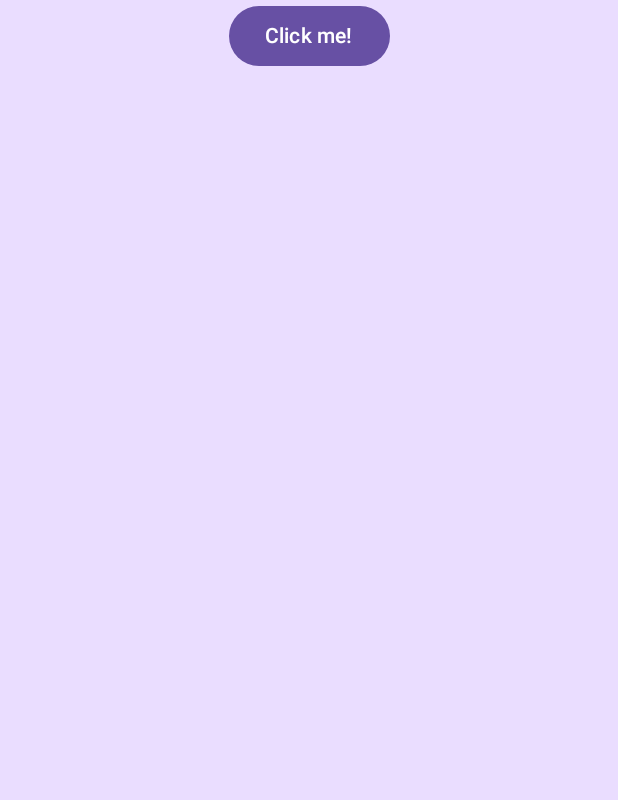
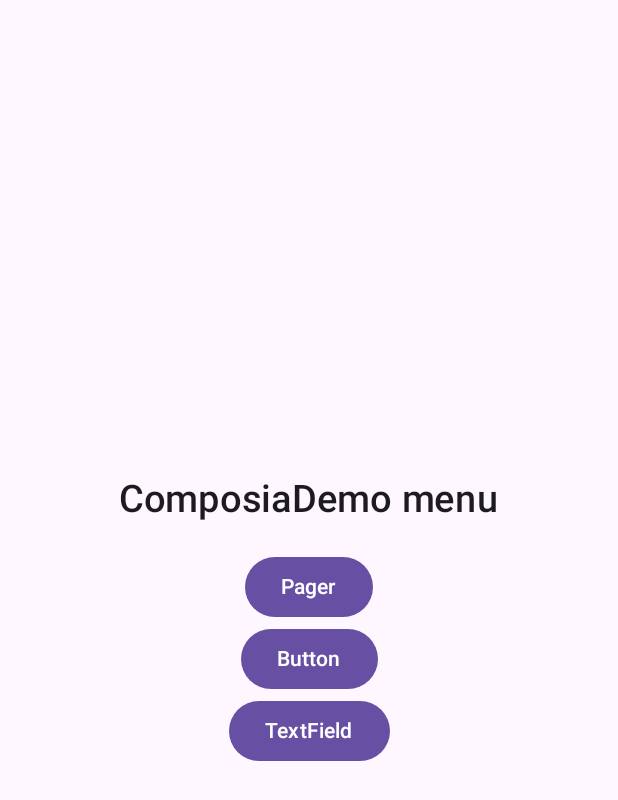
Before and after one commit to RavenZIP/Composia, an Android app built with Jetpack Compose: the @Preview function App, on a phone screen of 412 x 824 dp. Shown: the top 800 px of the screen. Run offline under Robolectric (Android 15) with nearby library versions, the phone set to English and light mode, and no system bars.

Commit message:
В демо добавлены меню проекта и экран с пейджерами

```diff
--- a/demo/src/androidMain/kotlin/io/ravenzip/composia/MainActivity.kt
+++ b/demo/src/androidMain/kotlin/io/ravenzip/composia/MainActivity.kt
@@ -9,8 +9,9 @@ import androidx.compose.ui.tooling.preview.Preview
 
 class MainActivity : ComponentActivity() {
     override fun onCreate(savedInstanceState: Bundle?) {
+        super.onCreate(savedInstanceState)
+
         enableEdgeToEdge()
-        super.onCreate(savedInstanceState)
 
         setContent { App() }
     }
--- a/demo/src/commonMain/kotlin/io/ravenzip/composia/App.kt
+++ b/demo/src/commonMain/kotlin/io/ravenzip/composia/App.kt
@@ -1,46 +1,22 @@
 package io.ravenzip.composia
 
-import androidx.compose.animation.AnimatedVisibility
-import androidx.compose.foundation.Image
-import androidx.compose.foundation.background
-import androidx.compose.foundation.layout.Column
 import androidx.compose.foundation.layout.fillMaxSize
-import androidx.compose.foundation.layout.fillMaxWidth
-import androidx.compose.foundation.layout.safeContentPadding
-import androidx.compose.material3.Button
 import androidx.compose.material3.MaterialTheme
-import androidx.compose.material3.Text
-import androidx.compose.runtime.*
-import androidx.compose.ui.Alignment
+import androidx.compose.material3.Scaffold
+import androidx.compose.runtime.Composable
 import androidx.compose.ui.Modifier
-import composia.demo.generated.resources.Res
-import composia.demo.generated.resources.compose_multiplatform
-import org.jetbrains.compose.resources.painterResource
+import androidx.navigation.compose.rememberNavController
+import io.ravenzip.composia.navigation.NavigationGraph
 import org.jetbrains.compose.ui.tooling.preview.Preview
 
 @Composable
 @Preview
 fun App() {
+    val navController = rememberNavController()
+
     MaterialTheme {
-        var showContent by remember { mutableStateOf(false) }
-        Column(
-            modifier =
-                Modifier.background(MaterialTheme.colorScheme.primaryContainer)
-                    .safeContentPadding()
-                    .fillMaxSize(),
-            horizontalAlignment = Alignment.CenterHorizontally,
-        ) {
-            Button(onClick = { showContent = !showContent }) { Text("Click me!") }
-            AnimatedVisibility(showContent) {
-                val greeting = remember { Greeting().greet() }
-                Column(
-                    modifier = Modifier.fillMaxWidth(),
-                    horizontalAlignment = Alignment.CenterHorizontally,
-                ) {
-                    Image(painterResource(Res.drawable.compose_multiplatform), null)
-                    Text("Compose: $greeting")
-                }
-            }
+        Scaffold(modifier = Modifier.fillMaxSize()) { innerPadding ->
+            NavigationGraph(navController, innerPadding)
         }
     }
 }
--- /dev/null
+++ b/demo/src/commonMain/kotlin/io/ravenzip/composia/navigation/NavigationGraph.kt
@@ -0,0 +1,37 @@
+package io.ravenzip.composia.navigation
+
+import androidx.compose.foundation.layout.PaddingValues
+import androidx.compose.runtime.Composable
+import androidx.navigation.NavHostController
+import androidx.navigation.compose.NavHost
+import androidx.navigation.compose.composable
+import io.ravenzip.composia.screen.MenuScreen
+import io.ravenzip.composia.screen.PagerScreen
+
+@Composable
+fun NavigationGraph(navController: NavHostController, padding: PaddingValues) {
+    NavHost(
+        navController = navController,
+        route = NavigationPath.ROOT,
+        startDestination = NavigationPath.MENU,
+    ) {
+        composable(route = NavigationPath.MENU) {
+            MenuScreen(
+                padding = padding,
+                navigateToPagerScreen = { navController.navigate(NavigationPath.PAGER) },
+            )
+        }
+
+        composable(route = NavigationPath.PAGER) {
+            PagerScreen(padding = padding, backToMenu = { navController.popBackStack() })
+        }
+
+        composable(route = NavigationPath.BUTTON) {
+            // TODO
+        }
+
+        composable(route = NavigationPath.TEXT_FIELD) {
+            // TODO
+        }
+    }
+}
--- /dev/null
+++ b/demo/src/commonMain/kotlin/io/ravenzip/composia/screen/MenuScreen.kt
@@ -0,0 +1,32 @@
+package io.ravenzip.composia.screen
+
+import androidx.compose.foundation.layout.*
+import androidx.compose.material3.Button
+import androidx.compose.material3.Text
+import androidx.compose.runtime.Composable
+import androidx.compose.ui.Alignment
+import androidx.compose.ui.Modifier
+import androidx.compose.ui.text.font.FontWeight
+import androidx.compose.ui.unit.dp
+import androidx.compose.ui.unit.sp
+
+@Composable
+fun MenuScreen(padding: PaddingValues, navigateToPagerScreen: () -> Unit) {
+    Column(
+        modifier = Modifier.fillMaxSize().padding(padding),
+        horizontalAlignment = Alignment.CenterHorizontally,
+        verticalArrangement = Arrangement.Center,
+    ) {
+        Spacer(modifier = Modifier.height(5.dp))
+
+        Text(text = "ComposiaDemo menu", fontSize = 25.sp, fontWeight = FontWeight.W500)
+
+        Spacer(modifier = Modifier.height(20.dp))
+
+        Button(onClick = { navigateToPagerScreen() }) { Text("Pager") }
+
+        Button(onClick = {}) { Text("Button") }
+
+        Button(onClick = {}) { Text("TextField") }
+    }
+}
--- a/gradle.properties
+++ b/gradle.properties
@@ -3,7 +3,6 @@ kotlin.code.style=official
 kotlin.daemon.jvmargs=-Xmx3072M
 #Gradle
 org.gradle.jvmargs=-Xmx4096M -Dfile.encoding=UTF-8
-org.gradle.configuration-cache=true
 org.gradle.caching=true
 #Android
 android.useAndroidX=true
--- a/gradle/libs.versions.toml
+++ b/gradle/libs.versions.toml
@@ -9,12 +9,14 @@ android-targetSdk = "36"
 composeHotReload = "1.0.0-beta04"
 androidx-activity = "1.10.1"
 androidx-lifecycle = "2.9.1"
+navigationCompose = "2.9.0-beta04"
 
 [libraries]
 kotlin-test = { module = "org.jetbrains.kotlin:kotlin-test", version.ref = "kotlin" }
 kotlin-coroutines = { module = "org.jetbrains.kotlinx:kotlinx-coroutines-core", version.ref = "kotlin-coroutines" }
 androidx-activity-compose = { module = "androidx.activity:activity-compose", version.ref = "androidx-activity" }
 androidx-lifecycle-runtimeCompose = { module = "org.jetbrains.androidx.lifecycle:lifecycle-runtime-compose", version.ref = "androidx-lifecycle" }
+androidx-navigation-compose = { module = "org.jetbrains.androidx.navigation:navigation-compose", version.ref = "navigationCompose" }
 
 [plugins]
 jvm = { id = "org.jetbrains.kotlin.jvm", version.ref = "kotlin" }
```
Also changed, not shown: demo/build.gradle.kts (+6 -6 lines), demo/src/commonMain/kotlin/io/ravenzip/composia/navigation/NavigationPath.kt (added, +9 -0 lines), demo/src/commonMain/kotlin/io/ravenzip/composia/screen/PagerScreen.kt (added, +68 -0 lines).
